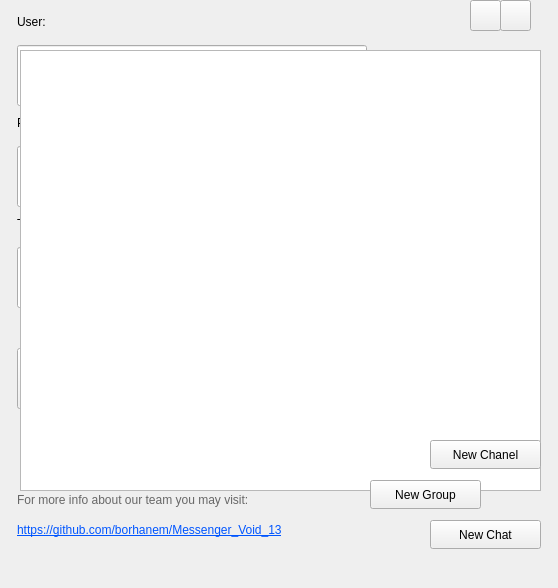
First picture: the form in mainwindow.ui, repository borhanem/Messenger_Void_13, before the edit.
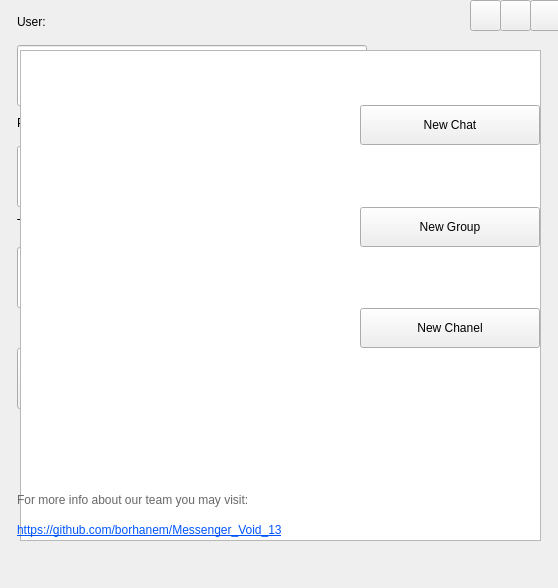
Second picture: the form after the edit. Icons and pictures are not drawn.

```diff
--- a/mainwindow.ui
+++ b/mainwindow.ui
@@ -136,7 +136,7 @@
       <x>20</x>
       <y>50</y>
       <width>521</width>
-      <height>441</height>
+      <height>491</height>
      </rect>
     </property>
     <property name="styleSheet">
@@ -236,12 +236,16 @@
    <widget class="QPushButton" name="createGroup_pbn">
     <property name="geometry">
      <rect>
-      <x>370</x>
-      <y>480</y>
-      <width>111</width>
-      <height>29</height>
+      <x>360</x>
+      <y>207</y>
+      <width>180</width>
+      <height>40</height>
      </rect>
     </property>
+    <property name="styleSheet">
+     <string notr="true">font: 9pt &quot;Snap ITC&quot;;
+</string>
+    </property>
     <property name="text">
      <string>New Group</string>
     </property>
@@ -256,8 +260,7 @@
      </rect>
     </property>
     <property name="styleSheet">
-     <string notr="true">border-radius: 10%;
-</string>
+     <string notr="true"/>
     </property>
     <property name="text">
      <string/>
@@ -266,12 +269,15 @@
    <widget class="QPushButton" name="newchat_pbn">
     <property name="geometry">
      <rect>
-      <x>430</x>
-      <y>520</y>
-      <width>111</width>
-      <height>29</height>
+      <x>360</x>
+      <y>105</y>
+      <width>180</width>
+      <height>40</height>
      </rect>
     </property>
+    <property name="styleSheet">
+     <string notr="true">font: 9pt &quot;Snap ITC&quot;;</string>
+    </property>
     <property name="text">
      <string>New Chat</string>
     </property>
@@ -279,12 +285,16 @@
    <widget class="QPushButton" name="newchannel_pbn">
     <property name="geometry">
      <rect>
-      <x>430</x>
-      <y>440</y>
-      <width>111</width>
-      <height>29</height>
+      <x>360</x>
+      <y>308</y>
+      <width>180</width>
+      <height>40</height>
      </rect>
     </property>
+    <property name="styleSheet">
+     <string notr="true">font: 9pt &quot;Snap ITC&quot;;
+</string>
+    </property>
     <property name="text">
      <string>New Chanel</string>
     </property>
```
